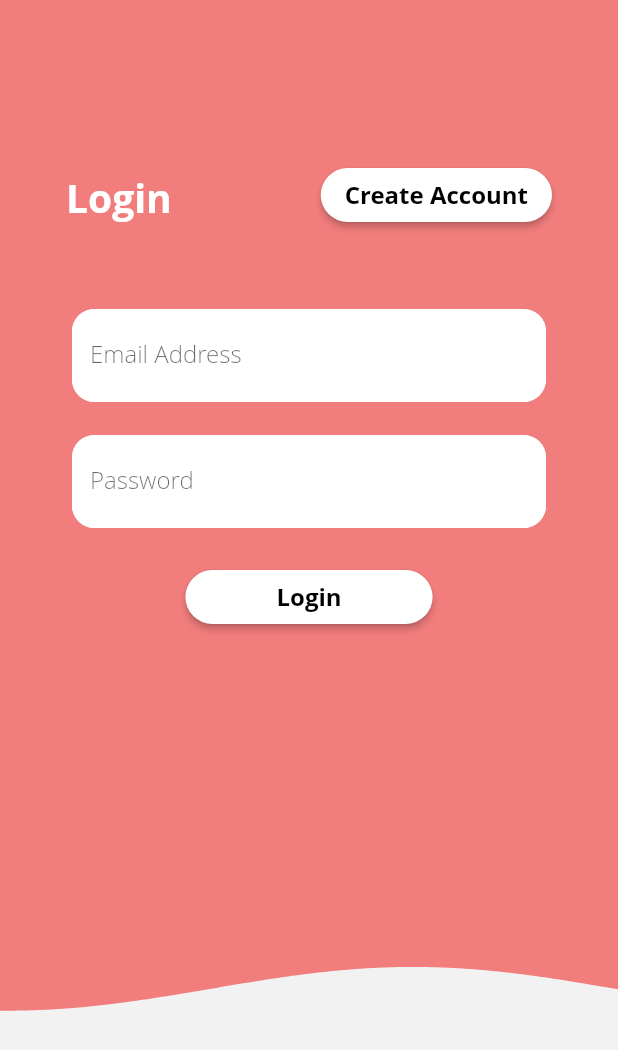
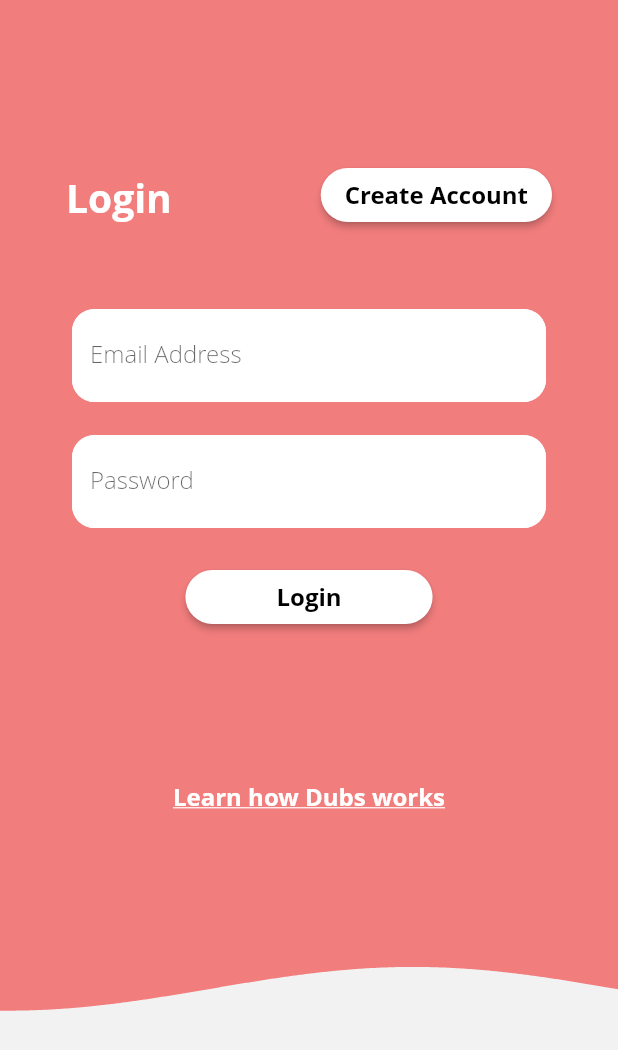
Before and after one commit to gmurr20/dubs_app, a Flutter app: the LoginPage screen opened directly with empty values, on a phone screen of 412 x 824 dp. Shown: the top 1050 px of the screen. Run offline on Flutter 3.47's test engine with Material 2 defaults, Android fonts, the phone set to English and light mode, and no system bars; drawn by our look-alikes of sliding_up_panel; our stand-ins replace bloc, cloud_firestore, equatable, firebase_auth, flutter_bloc, flutter_svg and 2 more; missing offline and left inert: adobe_xd; accounts and stored records are empty; Roboto replaces fonts that are missing (Open Sans).

Commit message:
Linked tutorial to the login screen

```diff
--- a/lib/DesignSystem/colors.dart
+++ b/lib/DesignSystem/colors.dart
@@ -3,8 +3,8 @@ import 'package:flutter/material.dart';
 class Global {
   static const Color white = const Color(0xffffffff);
   static const Color mediumBlue = const Color(0xff4A64FE);
-  static const Color blueAccent = const Color(0xffE7D6C9);
-  static const List<Color> palette = [mediumBlue, DarwinRed];
+  static const Color blueAccent = const Color(0xffb1cbcd);
+  static const List<Color> palette = [mediumBlue, white];
   static const double scale = 1;
   static const double radius = 88.0;
   static const double bottomPadding = 75.0;
--- a/lib/DesignSystem/texts.dart
+++ b/lib/DesignSystem/texts.dart
@@ -29,6 +29,14 @@ const primaryPBold = const TextStyle(
     fontFamily: 'Open Sans',
     fontStyle: FontStyle.normal,
     fontSize: 16.0);
+
+const uprimaryPBold = const TextStyle(
+    color: DarwinWhite,
+    fontWeight: FontWeight.w700,
+    fontFamily: 'Open Sans',
+    fontStyle: FontStyle.normal,
+    fontSize: 16.0,
+    decoration: TextDecoration.underline);
 
 ///
 /// Secondary Font Styles (Roboto)
--- a/lib/main.dart
+++ b/lib/main.dart
@@ -29,6 +29,6 @@ class _MyAppState extends State<MyApp> {
   @override
   Widget build(BuildContext context) {
     return MaterialApp(
-        onGenerateRoute: Router.generateRoute, initialRoute: testRoute);
+        onGenerateRoute: Router.generateRoute, initialRoute: splashRoute);
   }
 }
--- a/lib/screen/login/login_form.dart
+++ b/lib/screen/login/login_form.dart
@@ -4,12 +4,15 @@ import 'package:dubs_app/bloc/login/login_states.dart';
 import 'package:dubs_app/model/user.dart';
 import 'package:dubs_app/repository/user_repository.dart';
 import 'package:dubs_app/router/router.dart';
+import 'package:dubs_app/screen/home/home_page.dart';
+import 'package:dubs_app/screen/verify_user/tutorial/tutorial.dart';
 import 'package:flutter/cupertino.dart';
 import 'package:flutter/material.dart';
 import 'package:flutter_bloc/flutter_bloc.dart';
 import 'package:dubs_app/DesignSystem/texts.dart';
 import 'package:dubs_app/DesignSystem/colors.dart';
 import 'package:dubs_app/DesignSystem/dimensions.dart';
+import 'package:sliding_up_panel/sliding_up_panel.dart';
 
 class LoginForm extends StatefulWidget {
   final UserRepository userRepository;
@@ -24,6 +27,7 @@ class _LoginFormState extends State<LoginForm> {
   LoginBloc _loginBloc;
   final _emailController = TextEditingController();
   final _passwordController = TextEditingController();
+  PanelController _pc = PanelController();
 
   UserRepository get _userRepository => widget.userRepository;
 
@@ -151,7 +155,7 @@ class _LoginFormState extends State<LoginForm> {
             ),
           ],
         ),
-      )
+      ),
     ]);
   }
 
--- a/lib/screen/login/login_page.dart
+++ b/lib/screen/login/login_page.dart
@@ -2,6 +2,7 @@ import 'package:dubs_app/DesignSystem/texts.dart';
 import 'package:dubs_app/Widgets/WaveWidget.dart';
 import 'package:dubs_app/repository/user_repository.dart';
 import 'package:dubs_app/screen/login/login_form.dart';
+import 'package:dubs_app/screen/verify_user/tutorial/tutorial.dart';
 import 'package:flutter/material.dart';
 import 'package:flutter/widgets.dart';
 import 'package:sliding_up_panel/sliding_up_panel.dart';
@@ -23,6 +24,7 @@ class LoginPage extends StatefulWidget {
 class _LoginPageState extends State<LoginPage> {
   UserRepository get _userRepository => widget.userRepository;
   PanelController _pc = PanelController();
+  PanelController _tpc = PanelController();
 
   // Builds a close button
   Widget buildCloseButton(BuildContext context) {
@@ -34,6 +36,22 @@ class _LoginPageState extends State<LoginPage> {
       iconSize: 28,
       onPressed: () => _pc.close(),
     );
+  }
+
+  // Builds a close button
+  Widget buildTutorialCloseButton(BuildContext context) {
+    return Container(
+        padding: spacer.top.lg + spacer.left.md,
+        child: Center(
+            child: CircleAvatar(
+                backgroundColor: Colors.white,
+                child: IconButton(
+                  alignment: Alignment.center,
+                  icon: Icon(Icons.close),
+                  color: Colors.black,
+                  iconSize: 22,
+                  onPressed: () => _tpc.close(),
+                ))));
   }
 
   @override
@@ -62,6 +80,16 @@ class _LoginPageState extends State<LoginPage> {
                   panel: Container(
                     child: NewUserForm(userRepository: _userRepository),
                   ),
+                  body: SlidingUpPanel(
+                    header: buildTutorialCloseButton(context),
+                    controller: _tpc,
+                    backdropEnabled: false,
+                    backdropColor: DarwinWhite,
+                    backdropOpacity: .9,
+                    backdropTapClosesPanel: true,
+                    minHeight: 0,
+                    maxHeight: MediaQuery.of(context).size.height,
+                    panel: HomeView(),
                     body: Stack(
                       children: [
                         Column(
@@ -108,13 +136,29 @@ class _LoginPageState extends State<LoginPage> {
                               margin:
                                   EdgeInsets.only(top: 0, left: 12, right: 12),
                               child: Container(
-                              child: LoginForm(userRepository: _userRepository),
+                                child:
+                                    LoginForm(userRepository: _userRepository),
                               ),
+                            ),
+
+                            Container(
+                                margin: spacer.top.none,
+                                child: Material(
+                                  color: Colors.transparent,
+                                  child: InkWell(
+                                    onTap: () => _tpc.open(),
+                                    child: Text(
+                                      'Learn how Dubs works',
+                                      style: uprimaryPBold,
+                                      textAlign: TextAlign.center,
+                                    ),
+                                  ),
+                                )),
+                          ],
                         ),
                       ],
                     ),
-                    ],
-                  )),
+                  ))
             ],
           )),
     ]);
--- a/lib/screen/verify_user/tutorial/tutorial.dart
+++ b/lib/screen/verify_user/tutorial/tutorial.dart
@@ -237,7 +237,7 @@ class _HomeViewState extends State<HomeView> with TickerProviderStateMixin {
                           text = Text(
                             'Invite your friends to join you on Dubs.',
                             style: TextStyle(
-                              color: Global.white,
+                              color: Global.mediumBlue,
                               fontSize: 30.0,
                               fontWeight: FontWeight.w900,
                             ),
@@ -258,9 +258,9 @@ class _HomeViewState extends State<HomeView> with TickerProviderStateMixin {
 
                         if (index == 2) {
                           text = Text(
-                            'Create a squad with your close friends for quick messaging.',
+                            'Message your squad when you want to play.',
                             style: TextStyle(
-                              color: Colors.white,
+                              color: Global.mediumBlue,
                               fontSize: 30.0,
                               fontWeight: FontWeight.w900,
                             ),
```
Also changed, not shown: lib/router/router.dart (+20 -0 lines). Lines whose indentation alone changed are shown as unchanged.
